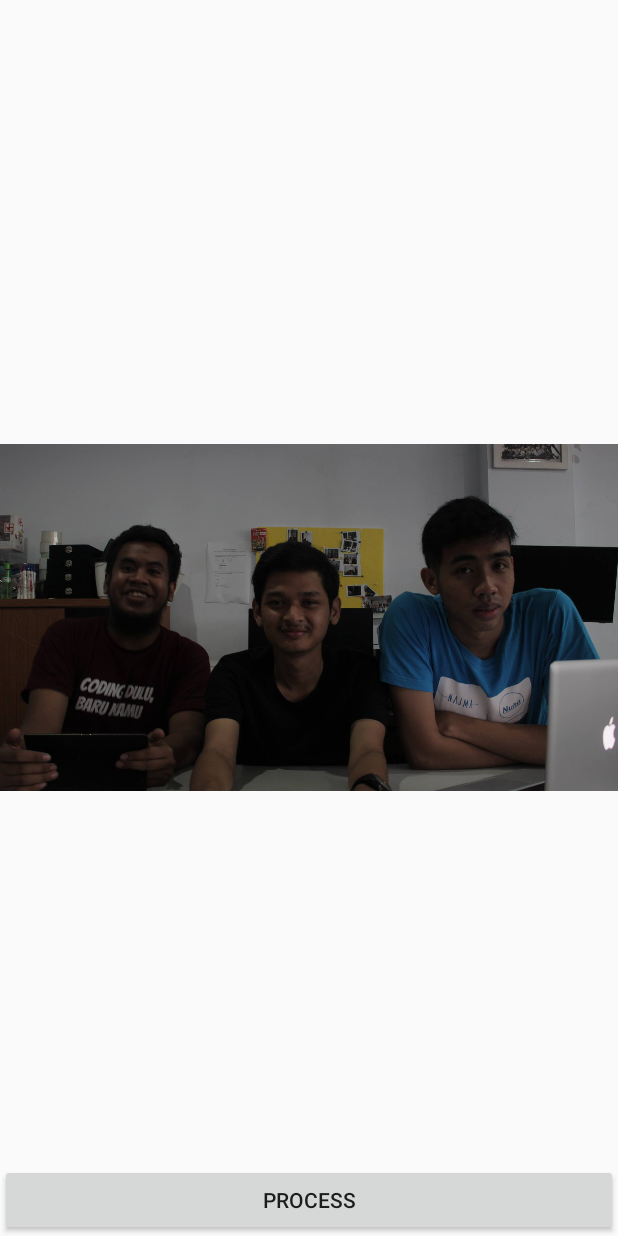
After one commit to ayushr2/Appy, an Android app: the layout cvrec.xml on its own in the app's theme, with its tools: preview values and no code run, on a phone screen of 412 x 824 dp. The commit adds this screen. Run offline under Robolectric (Android 15) with nearby library versions, the phone set to English and light mode, and no system bars.

Commit message:
First commit

```diff
--- a/app/build.gradle
+++ b/app/build.gradle
@@ -50,6 +50,7 @@ dependencies {
     compile 'com.microsoft.projectoxford:emotion:1.0.355'
     compile fileTree(include: ['*.jar'], dir: 'libs')
     testCompile 'junit:junit:4.12'
+    compile 'com.google.android.gms:play-services-vision:10.2.1'
     compile files('libs/sinch-android-rtc-3.8.0-VIDEO-SNAPSHOT.jar')
 }
 
--- a/app/src/main/java/com/bigred/appy/ComputerVision.java
+++ b/app/src/main/java/com/bigred/appy/ComputerVision.java
@@ -1,4 +1,4 @@
-package com.example.mariechantalttan.android_vision_master;
+package com.bigred.appy;
 
 import android.app.Activity;
 import android.app.ProgressDialog;
@@ -19,11 +19,9 @@ import android.util.SparseArray;
 import android.view.View;
 import android.widget.Button;
 import android.widget.ImageView;
-
 import com.google.android.gms.vision.Frame;
 import com.google.android.gms.vision.face.Face;
 import com.google.android.gms.vision.face.FaceDetector;
-
 import java.io.IOException;
 
 public class ComputerVision extends AppCompatActivity {
--- a/app/src/main/res/layout/activity_cvscan.xml
+++ b/app/src/main/res/layout/activity_cvscan.xml
@@ -4,7 +4,7 @@
     xmlns:tools="http://schemas.android.com/tools"
     android:layout_width="match_parent"
     android:layout_height="match_parent"
-    tools:context=".ComputerVisionScan">
+    tools:context="com.bigred.appy.ComputerVision">
 
     <ImageView
         android:layout_width="match_parent"
--- /dev/null
+++ b/app/src/main/res/layout/cvrec.xml
@@ -0,0 +1,22 @@
+<?xml version="1.0" encoding="utf-8"?>
+<RelativeLayout xmlns:android="http://schemas.android.com/apk/res/android"
+    xmlns:tools="http://schemas.android.com/tools"
+    android:id="@+id/activity_main"
+    android:layout_width="match_parent"
+    android:layout_height="match_parent"
+    tools:context="com.bigred.appy.ComputerVision">
+
+    <ImageView
+        android:id="@+id/main_iv_imgproc"
+        android:layout_width="match_parent"
+        android:layout_height="match_parent"
+        android:scaleType="centerInside"
+        android:src="@drawable/img1" />
+
+    <Button
+        android:id="@+id/main_btn_process"
+        android:layout_width="match_parent"
+        android:layout_height="wrap_content"
+        android:layout_alignParentBottom="true"
+        android:text="Process" />
+</RelativeLayout>
```
Also changed, not shown: app/src/main/res/drawable/img1.jpg (added).
